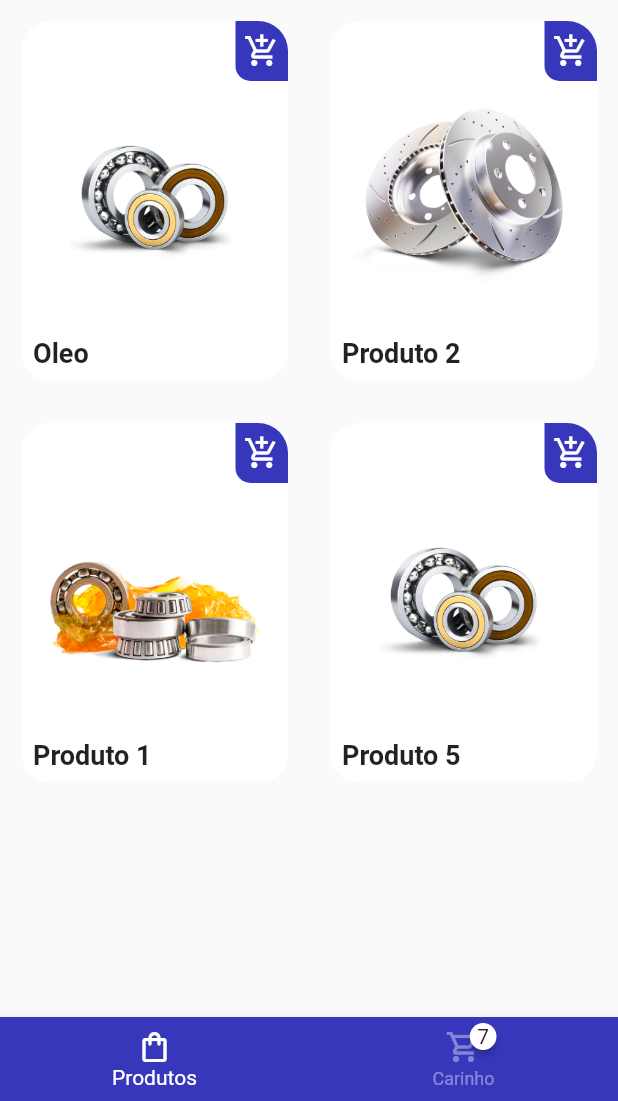
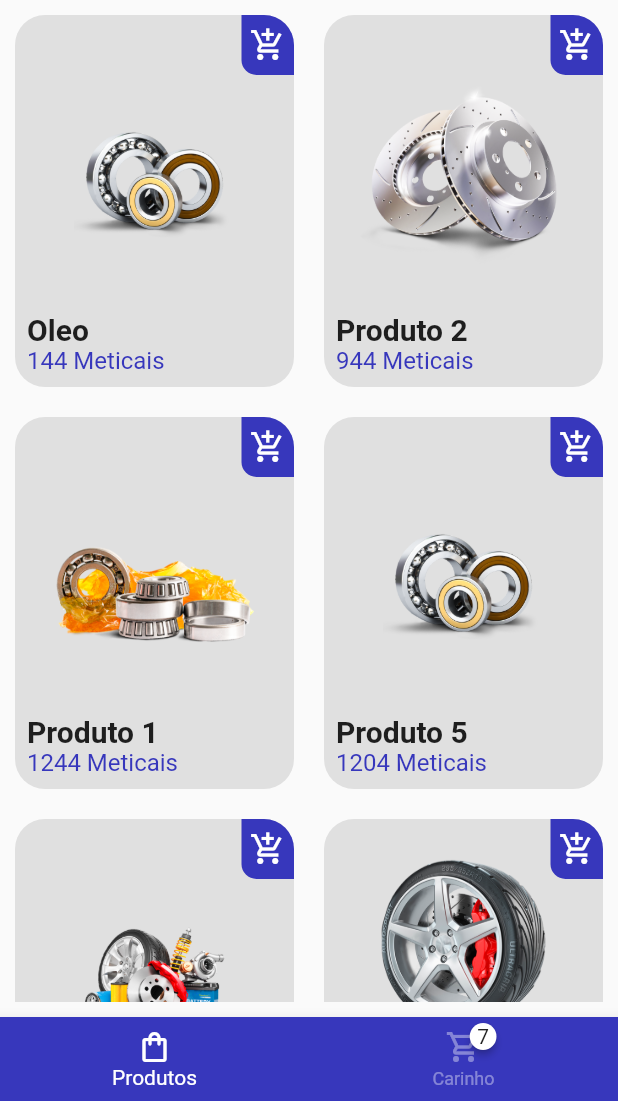
Before and after one commit to marinoricardo/ecommerce_app_flutter, a Flutter app: the screen it shows after launch, on a phone screen of 412 x 824 dp, the part 135-1236 px from its top. Run offline on Flutter 3.47's test engine with Material 2 defaults, Android fonts, the phone set to English and light mode, and no system bars; drawn by our look-alikes of badges.

Commit message:
produtos

```diff
--- a/lib/pages/home_page.dart
+++ b/lib/pages/home_page.dart
@@ -18,6 +18,12 @@ class _HomePageState extends State<HomePage> {
   int pageSelect = 0;
 
   final List<Produto> produtos = [
+    Produto(name: "Oleo4", price: "144", image: 'images/produto1.png'),
+    Produto(name: "Produto 2", price: "944", image: 'images/produto.png'),
+    Produto(name: "Produto 14", price: "1244", image: 'images/produto3.png'),
+    Produto(name: "Produto 512", price: "1204", image: 'images/produto4.png'),
+    Produto(name: "Produto 155", price: "1244", image: 'images/produto5.png'),
+    Produto(name: "Produto 1120", price: "9244", image: 'images/produto6.png'),
     Produto(name: "Oleo", price: "144", image: 'images/produto1.png'),
     Produto(name: "Produto 2", price: "944", image: 'images/produto.png'),
     Produto(name: "Produto 1", price: "1244", image: 'images/produto3.png'),
--- a/lib/pages/produtos_page.dart
+++ b/lib/pages/produtos_page.dart
@@ -27,16 +27,14 @@ class ProdutosPage extends StatelessWidget {
       color: Colors.red,
     ),
     Produto(name: "Produto 5", price: "1204", image: 'images/produto4.png'),
-    // Produto(name: "Produto 5", price: "1204", image: 'images/invite1.png'),
-    // Produto(name: "Produto 1", price: "1244", image: 'images/produto5.png'),
-    // Produto(name: "Produto 10", price: "9244", image: 'images/produto6.png'),
-    // Produto(name: "Oleo", price: "144", image: 'images/produto1.png'),
-    // Produto(name: "Produto 2", price: "944", image: 'images/produto.png'),
-    // Produto(name: "Produto 1", price: "1244", image: 'images/produto3.png'),
-    // Produto(name: "Produto 5", price: "1204", image: 'images/produto4.png'),
-    // Produto(name: "Produto 5", price: "1204", image: 'images/produto4.png'),
-    // Produto(name: "Produto 1", price: "1244", image: 'images/produto5.png'),
-    // Produto(name: "Produto 10", price: "9244", image: 'images/produto6.png'),
+    Produto(name: "Produto 31", price: "1244", image: 'images/produto5.png'),
+    Produto(name: "Produto 210", price: "9244", image: 'images/produto6.png'),
+    Produto(name: "O223leo", price: "144", image: 'images/produto1.png'),
+    Produto(name: "Produtowd 1", price: "1244", image: 'images/produto3.png'),
+    Produto(name: "Produtowf 5", price: "1204", image: 'images/produto4.png'),
+    Produto(name: "Produtfdo 5", price: "1204", image: 'images/produto4.png'),
+    Produto(name: "Produffdto 1", price: "1244", image: 'images/produto5.png'),
+    Produto(name: "Produtero 10", price: "9244", image: 'images/produto6.png'),
   ];
   @override
   Widget build(BuildContext context) {
--- a/lib/views/produtos.dart
+++ b/lib/views/produtos.dart
@@ -15,14 +15,19 @@ class Produtos extends StatelessWidget {
       children: [
         GestureDetector(
           onTap: () {
-            print(produto.name);
+            Navigator.of(context)
+                .pushNamed('/detalhesproduto', arguments: produto);
           },
-          child: Card(
-            elevation: 0,
-            shadowColor: Colors.grey.shade300,
-            shape: RoundedRectangleBorder(
+          child: Container(
+            decoration: BoxDecoration(
+              color: Colors.grey.shade300,
               borderRadius: BorderRadius.circular(20),
             ),
+            // elevation: 0,
+            // shadowColor: Colors.grey.shade300,
+            // shape: RoundedRectangleBorder(
+            //   borderRadius: BorderRadius.circular(20),
+            // ),
             child: Padding(
               padding: const EdgeInsets.all(8.0),
               child: Column(
@@ -39,18 +44,26 @@ class Produtos extends StatelessWidget {
                   Text(
                     produto.name!,
                     style: TextStyle(
-                      fontSize: 18,
+                      fontSize: 20,
                       fontWeight: FontWeight.bold,
                     ),
-                  )
+                  ),
+                  Text(
+                    '${produto.price!} Meticais',
+                    style: TextStyle(
+                      fontSize: 16,
+                      // fontWeight: FontWeight.bold,
+                      color: Color.fromRGBO(55, 55, 188, 1),
+                    ),
+                  ),
                 ],
               ),
             ),
           ),
         ),
         Positioned(
-          top: 4,
-          right: 4,
+          top: 0,
+          right: 0,
           child: GestureDetector(
             onTap: () {},
             child: Container(
```
